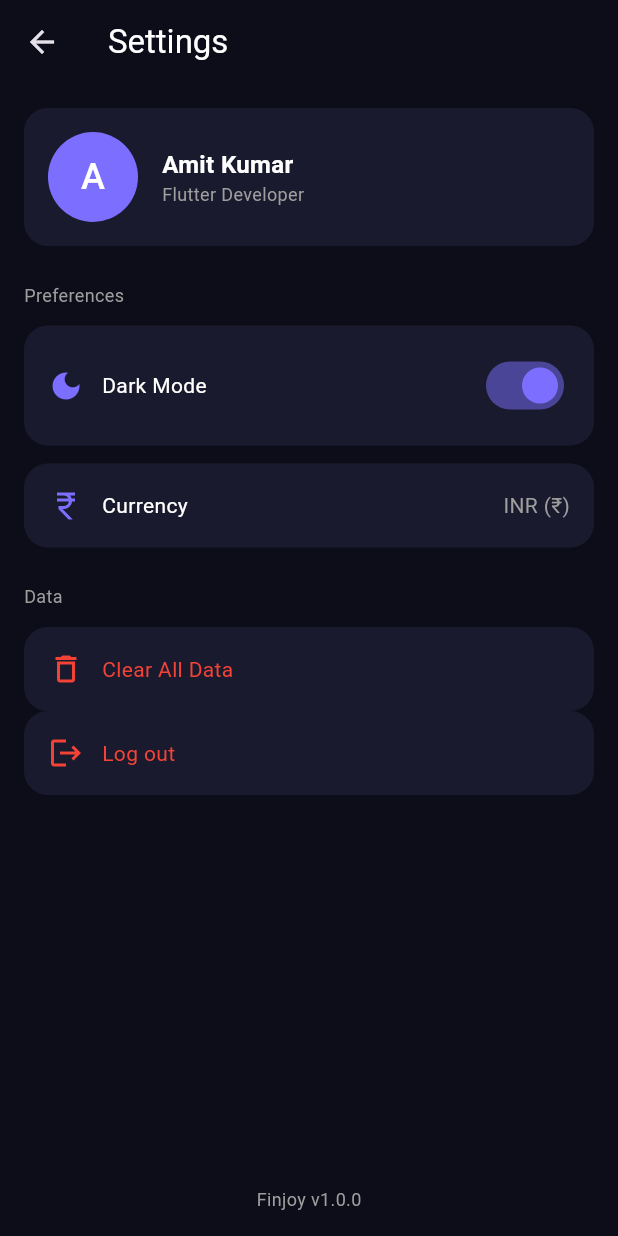
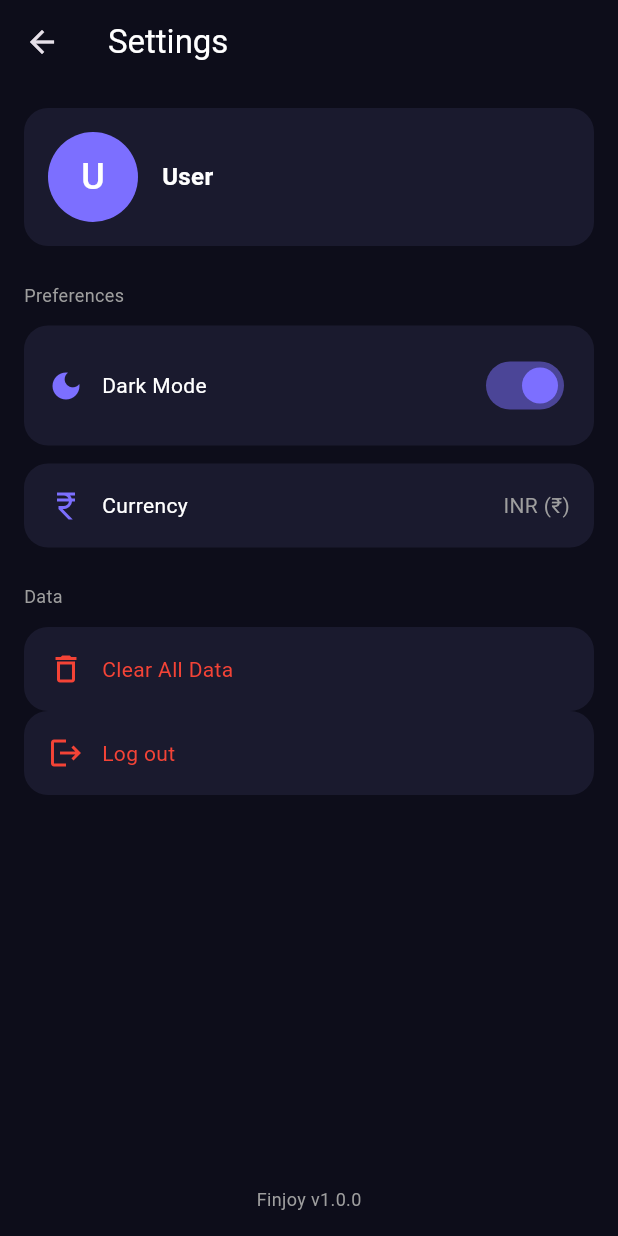
Before and after one commit to AmitKumarKoli67/finjoy, a Flutter app: the SettingsScreen screen opened directly, on a phone screen of 412 x 824 dp. Run offline on Flutter 3.47's test engine with Material 3 defaults, Android fonts, the phone set to English and light mode, and no system bars; our stand-ins replace flutter_bloc, flutter_secure_storage; accounts and stored records are empty; network calls fail.

Commit message:
Fix auth user persistence and dynamic profile

```diff
--- a/lib/features/auth/cubit/auth_cubit.dart
+++ b/lib/features/auth/cubit/auth_cubit.dart
@@ -49,4 +49,25 @@ class AuthCubit extends Cubit<AuthState> {
     await repository.logout();
     emit(AuthUnauthenticated());
   }
+
+  UserModel? get currentUser {
+    final currentState = state;
+
+    if(currentState is AuthAuthenticated) {
+      return currentState.user;
+    }
+
+    return null;
+  }
+
+  Future<void> restoreSession() async {
+    final user = await repository.getStoredUser();
+    final isLoggedIn = await repository.isLoggedIn();
+
+    if(isLoggedIn && user != null) {
+      emit(AuthAuthenticated(user));
+    } else {
+      emit(AuthUnauthenticated());
+    }
+  }
 }
--- a/lib/features/auth/repositories/auth_repository.dart
+++ b/lib/features/auth/repositories/auth_repository.dart
@@ -1,3 +1,5 @@
+import 'dart:convert';
+
 import 'package:finjoy/core/services/api_service.dart';
 import 'package:finjoy/features/auth/models/user_model.dart';
 import 'package:flutter_secure_storage/flutter_secure_storage.dart';
@@ -8,6 +10,25 @@ class AuthRepository {
 
   AuthRepository(this.apiService);
 
+  static const _userKey = 'current_user';
+
+  Future<void> _saveUser(UserModel user) async {
+    await storage.write(
+      key: _userKey,
+      value: jsonEncode(user.toJson()),
+    );
+  }
+
+  Future<UserModel?> getStoredUser() async {
+    final value = await storage.read(key: _userKey);
+
+    if (value == null) {
+      return null;
+    }
+
+    return UserModel.fromJson(jsonDecode(value) as Map<String, dynamic>);
+  }
+
   Future<UserModel> register(String name, String email, String password) async {
     final data = await apiService.post('/auth/register', {
       'name': name,
@@ -17,18 +38,22 @@ class AuthRepository {
 
     await storage.write(key: 'jwt_token', value: data['token']);
 
-    return UserModel.fromJson(data['user']);
+    final user = UserModel.fromJson(data['user']);
+    await _saveUser(user);
+    return user;
   }
 
   Future<UserModel> login(String email, String password) async {
     final data = await apiService.post('/auth/login', {
       'email': email,
       'password': password,
-    }, withAuth:false);
+    }, withAuth: false);
 
     await storage.write(key: 'jwt_token', value: data['token']);
 
-    return UserModel.fromJson(data['user']);
+    final user = UserModel.fromJson(data['user']);
+    await _saveUser(user);
+    return user;
   }
 
   Future<void> logout() async {
--- a/lib/features/settings/screens/settings_screen.dart
+++ b/lib/features/settings/screens/settings_screen.dart
@@ -15,10 +15,16 @@ class _SettingsScreenState extends State<SettingsScreen> {
 
   @override
   Widget build(BuildContext context) {
+    final authState = context.watch<AuthCubit>().state;
+    final user = authState is AuthAuthenticated ? authState.user : null;
+
+    final userName = user?.name ?? 'User';
+    final initial = userName.isNotEmpty ? userName[0].toUpperCase() : 'U';
     return BlocListener<AuthCubit, AuthState>(
       listener: (context, state) {
-        if(state is AuthUnauthenticated) {
-          Navigator.of(context).pushAndRemoveUntil(MaterialPageRoute(builder: (_) => const LoginScreen()),
+        if (state is AuthUnauthenticated) {
+          Navigator.of(context).pushAndRemoveUntil(
+            MaterialPageRoute(builder: (_) => const LoginScreen()),
             (route) => false,
           );
         }
@@ -28,10 +34,7 @@ class _SettingsScreenState extends State<SettingsScreen> {
         appBar: AppBar(
           backgroundColor: const Color(0xFF0D0D1A),
           elevation: 0,
-          title: const Text(
-            'Settings',
-            style: TextStyle(color: Colors.white),
-          ),
+          title: const Text('Settings', style: TextStyle(color: Colors.white)),
         ),
         body: Padding(
           padding: const EdgeInsets.all(16),
@@ -45,29 +48,32 @@ class _SettingsScreenState extends State<SettingsScreen> {
                   color: const Color(0xFF1A1A2E),
                   borderRadius: BorderRadius.circular(16),
                 ),
-                child: const Row(
+                child: Row(
                   children: [
                     CircleAvatar(
                       backgroundColor: Color(0xFF7C6FFF),
                       radius: 30,
                       child: Text(
-                        'A',
-                        style:
-                            TextStyle(color: Colors.white, fontSize: 24),
+                        initial,
+                        style: TextStyle(color: Colors.white, fontSize: 24),
                       ),
                     ),
                     SizedBox(width: 16),
                     Column(
                       crossAxisAlignment: CrossAxisAlignment.start,
                       children: [
-                        Text('Amit Kumar',
+                        Text(
+                          userName,
                           style: TextStyle(
                             color: Colors.white,
                             fontSize: 16,
-                                fontWeight: FontWeight.bold)),
-                        Text('Flutter Developer',
-                            style: TextStyle(
-                                color: Colors.grey, fontSize: 12)),
+                            fontWeight: FontWeight.bold,
+                          ),
+                        ),
+                        // Text(
+                        //   'Flutter Developer',
+                        //   style: TextStyle(color: Colors.grey, fontSize: 12),
+                        // ),
                       ],
                     ),
                   ],
@@ -76,8 +82,10 @@ class _SettingsScreenState extends State<SettingsScreen> {
 
               const SizedBox(height: 24),
 
-              const Text('Preferences',
-                  style: TextStyle(color: Colors.grey, fontSize: 12)),
+              const Text(
+                'Preferences',
+                style: TextStyle(color: Colors.grey, fontSize: 12),
+              ),
 
               const SizedBox(height: 12),
 
@@ -95,8 +103,10 @@ class _SettingsScreenState extends State<SettingsScreen> {
                       children: [
                         Icon(Icons.dark_mode, color: Color(0xFF7C6FFF)),
                         SizedBox(width: 12),
-                        Text('Dark Mode',
-                            style: TextStyle(color: Colors.white)),
+                        Text(
+                          'Dark Mode',
+                          style: TextStyle(color: Colors.white),
+                        ),
                       ],
                     ),
                     Switch(
@@ -124,23 +134,22 @@ class _SettingsScreenState extends State<SettingsScreen> {
                   children: [
                     Row(
                       children: [
-                        Icon(Icons.currency_rupee,
-                            color: Color(0xFF7C6FFF)),
+                        Icon(Icons.currency_rupee, color: Color(0xFF7C6FFF)),
                         SizedBox(width: 12),
-                        Text('Currency',
-                            style: TextStyle(color: Colors.white)),
+                        Text('Currency', style: TextStyle(color: Colors.white)),
                       ],
                     ),
-                    Text('INR (₹)',
-                        style: TextStyle(color: Colors.grey)),
+                    Text('INR (₹)', style: TextStyle(color: Colors.grey)),
                   ],
                 ),
               ),
 
               const SizedBox(height: 24),
 
-              const Text('Data',
-                  style: TextStyle(color: Colors.grey, fontSize: 12)),
+              const Text(
+                'Data',
+                style: TextStyle(color: Colors.grey, fontSize: 12),
+              ),
 
               const SizedBox(height: 12),
 
@@ -151,21 +160,28 @@ class _SettingsScreenState extends State<SettingsScreen> {
                     context: context,
                     builder: (_) => AlertDialog(
                       backgroundColor: const Color(0xFF1A1A2E),
-                      title: const Text('Clear All Data',
-                          style: TextStyle(color: Colors.white)),
+                      title: const Text(
+                        'Clear All Data',
+                        style: TextStyle(color: Colors.white),
+                      ),
                       content: const Text(
                         'This will delete all transactions. Are you sure?',
-                          style: TextStyle(color: Colors.grey)),
+                        style: TextStyle(color: Colors.grey),
+                      ),
                       actions: [
                         TextButton(
                           onPressed: () => Navigator.pop(context),
-                          child: const Text('Cancel',
-                              style: TextStyle(color: Colors.grey)),
+                          child: const Text(
+                            'Cancel',
+                            style: TextStyle(color: Colors.grey),
+                          ),
                         ),
                         TextButton(
                           onPressed: () => Navigator.pop(context),
-                          child: const Text('Clear',
-                              style: TextStyle(color: Colors.red)),
+                          child: const Text(
+                            'Clear',
+                            style: TextStyle(color: Colors.red),
+                          ),
                         ),
                       ],
                     ),
@@ -181,8 +197,10 @@ class _SettingsScreenState extends State<SettingsScreen> {
                     children: [
                       Icon(Icons.delete_outline, color: Colors.red),
                       SizedBox(width: 12),
-                      Text('Clear All Data',
-                          style: TextStyle(color: Colors.red)),
+                      Text(
+                        'Clear All Data',
+                        style: TextStyle(color: Colors.red),
+                      ),
                     ],
                   ),
                 ),
@@ -202,10 +220,7 @@ GestureDetector(
                     children: [
                       Icon(Icons.logout, color: Colors.red),
                       SizedBox(width: 12),
-        Text(
-          'Log out',
-          style: TextStyle(color: Colors.red),
-        ),
+                      Text('Log out', style: TextStyle(color: Colors.red)),
                     ],
                   ),
                 ),
@@ -215,8 +230,10 @@ GestureDetector(
 
               // Version
               const Center(
-                child: Text('Finjoy v1.0.0',
-                    style: TextStyle(color: Colors.grey, fontSize: 12)),
+                child: Text(
+                  'Finjoy v1.0.0',
+                  style: TextStyle(color: Colors.grey, fontSize: 12),
+                ),
               ),
             ],
           ),
--- a/lib/features/splash/screens/splash_screen.dart
+++ b/lib/features/splash/screens/splash_screen.dart
@@ -24,8 +24,10 @@ class SplashScreenState extends State<SplashScreen> {
 
     Future.delayed(const Duration(seconds: 3), () async {
       if (!mounted) return;
+
       final authCubit = context.read<AuthCubit>();
-      final isLoggedIn = await authCubit.repository.isLoggedIn();
+      await authCubit.restoreSession();
+      final isLoggedIn = authCubit.state is AuthAuthenticated;
 
       if (!mounted) return;
 
```
Also changed, not shown: lib/features/dashboard/screens/dashboard_screen.dart (+18 -8 lines), 1 other file. Lines whose indentation alone changed are shown as unchanged.
